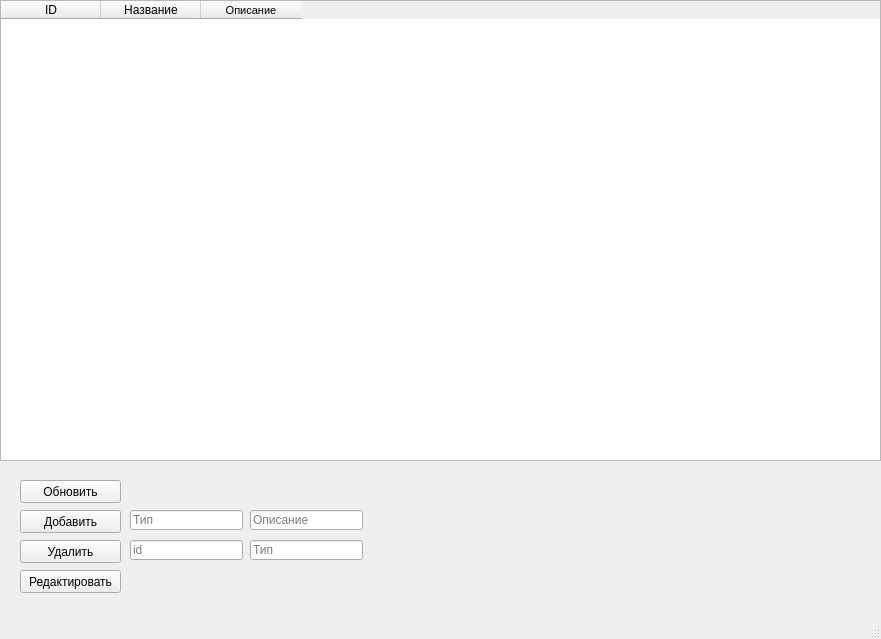
Old version of the form Views/Properties.ui in the repository cat-techie/HotelManager.
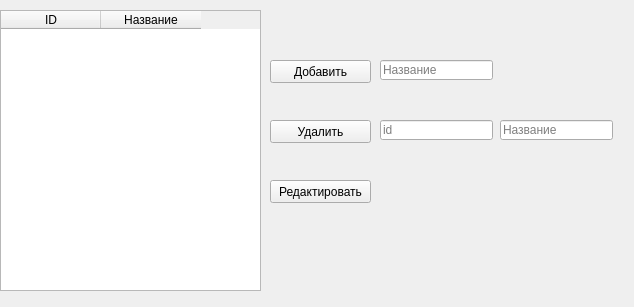
New version of the form.

The edit to the form file:
```diff
--- a/Views/Properties.ui
+++ b/Views/Properties.ui
@@ -9,8 +9,8 @@
    <rect>
     <x>0</x>
     <y>0</y>
-    <width>881</width>
-    <height>639</height>
+    <width>634</width>
+    <height>307</height>
    </rect>
   </property>
   <property name="mouseTracking">
@@ -30,9 +30,9 @@
     <property name="geometry">
      <rect>
       <x>0</x>
-      <y>0</y>
-      <width>881</width>
-      <height>461</height>
+      <y>10</y>
+      <width>261</width>
+      <height>281</height>
      </rect>
     </property>
     <property name="maximumSize">
@@ -57,38 +57,12 @@
       <string>Название</string>
      </property>
     </column>
-    <column>
-     <property name="text">
-      <string>Описание</string>
-     </property>
-     <property name="font">
-      <font>
-       <pointsize>8</pointsize>
-       <weight>50</weight>
-       <bold>false</bold>
-       <stylestrategy>PreferDefault</stylestrategy>
-      </font>
-     </property>
-    </column>
-   </widget>
-   <widget class="QPushButton" name="update_button">
-    <property name="geometry">
-     <rect>
-      <x>20</x>
-      <y>480</y>
-      <width>101</width>
-      <height>23</height>
-     </rect>
-    </property>
-    <property name="text">
-     <string>Обновить</string>
-    </property>
    </widget>
    <widget class="QPushButton" name="alter_button">
     <property name="geometry">
      <rect>
-      <x>20</x>
-      <y>570</y>
+      <x>270</x>
+      <y>180</y>
       <width>101</width>
       <height>23</height>
      </rect>
@@ -100,8 +74,8 @@
    <widget class="QPushButton" name="add_button">
     <property name="geometry">
      <rect>
-      <x>20</x>
-      <y>510</y>
+      <x>270</x>
+      <y>60</y>
       <width>101</width>
       <height>23</height>
      </rect>
@@ -113,8 +87,8 @@
    <widget class="QPushButton" name="delete_button">
     <property name="geometry">
      <rect>
-      <x>20</x>
-      <y>540</y>
+      <x>270</x>
+      <y>120</y>
       <width>101</width>
       <height>23</height>
      </rect>
@@ -126,8 +100,8 @@
    <widget class="QLineEdit" name="adding_type">
     <property name="geometry">
      <rect>
-      <x>130</x>
-      <y>510</y>
+      <x>380</x>
+      <y>60</y>
       <width>113</width>
       <height>20</height>
      </rect>
@@ -139,30 +113,14 @@
      <number>25</number>
     </property>
     <property name="placeholderText">
-     <string>Тип</string>
+     <string>Название</string>
     </property>
    </widget>
    <widget class="QLineEdit" name="adding_desc">
     <property name="geometry">
      <rect>
-      <x>250</x>
-      <y>510</y>
-      <width>113</width>
-      <height>20</height>
-     </rect>
-    </property>
-    <property name="maxLength">
-     <number>255</number>
-    </property>
-    <property name="placeholderText">
-     <string>Описание</string>
-    </property>
-   </widget>
-   <widget class="QLineEdit" name="id_category">
-    <property name="geometry">
-     <rect>
-      <x>130</x>
-      <y>540</y>
+      <x>380</x>
+      <y>120</y>
       <width>113</width>
       <height>20</height>
      </rect>
@@ -174,8 +132,8 @@
    <widget class="QLineEdit" name="delete_type">
     <property name="geometry">
      <rect>
-      <x>250</x>
-      <y>540</y>
+      <x>500</x>
+      <y>120</y>
       <width>113</width>
       <height>20</height>
      </rect>
@@ -187,21 +145,10 @@
      <number>25</number>
     </property>
     <property name="placeholderText">
-     <string>Тип</string>
+     <string>Название</string>
     </property>
    </widget>
   </widget>
-  <widget class="QMenuBar" name="menubar">
-   <property name="geometry">
-    <rect>
-     <x>0</x>
-     <y>0</y>
-     <width>881</width>
-     <height>21</height>
-    </rect>
-   </property>
-  </widget>
-  <widget class="QStatusBar" name="statusbar"/>
  </widget>
  <resources/>
  <connections/>
```
Left out of the diff: 15 changed lines with no effect on the pictures.
